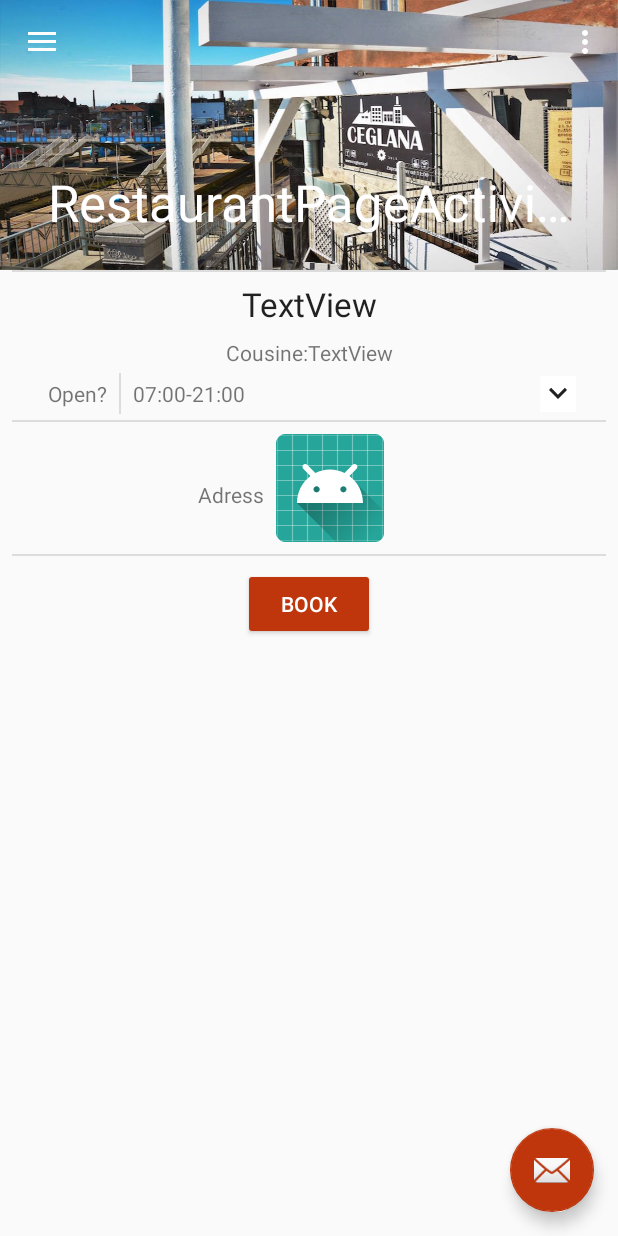
After one commit to KMielnik/ZaklepToCustomerClient, an Android app: the RestaurantPageActivity screen opened directly, with no data from a screen before it, on a phone screen of 412 x 824 dp. The commit adds this screen. Run offline under Robolectric (Android 15) with nearby library versions, the phone set to English and light mode, and no system bars; libraries missing offline, so code that uses them is left out: com.github.kittinunf.fuel, com.github.kittinunf.result; 1 statement that could not run was skipped.

Commit message:
+RestaurantPage

```diff
--- a/app/build.gradle
+++ b/app/build.gradle
@@ -36,4 +36,5 @@ dependencies {
     implementation 'com.github.kittinunf.fuel:fuel-android:1.13.0'
     implementation 'com.github.kittinunf.fuel:fuel-gson:1.13.0' //for Gson support
     implementation 'com.github.bumptech.glide:glide:4.7.1'
+    implementation 'com.google.android.gms:play-services-maps:15.0.1'
 }
--- a/app/src/main/java/to/zaklep/zakleptocustomerclient/Adapters/RestaurantsAdapter.kt
+++ b/app/src/main/java/to/zaklep/zakleptocustomerclient/Adapters/RestaurantsAdapter.kt
@@ -22,7 +22,13 @@ import to.zaklep.zakleptocustomerclient.RestaurantPageActivity
 class RestaurantsAdapter(var mContext: Context, var restaurantList: List<Restaurant>) : RecyclerView.Adapter<RestaurantsAdapter.MyViewHolder>() {
     override fun onCreateViewHolder(parent: ViewGroup, viewType: Int): MyViewHolder {
         var itemView: View = LayoutInflater.from(parent.context).inflate(R.layout.restaurant_card, parent, false)
-        return MyViewHolder(itemView)
+        var holder = MyViewHolder(itemView)
+        holder.itemView.setOnClickListener {
+            val intent = Intent(itemView.context, RestaurantPageActivity::class.java)
+            intent.putExtra("ID", restaurantList[holder.adapterPosition].id)
+            itemView.context.startActivity(intent)
+        }
+        return holder
     }
 
     override fun getItemCount(): Int {
@@ -41,13 +47,6 @@ class RestaurantsAdapter(var mContext: Context, var restaurantList: List<Restaur
 
 
     class MyViewHolder(itemView: View) : RecyclerView.ViewHolder(itemView) {
-        init {
-            itemView.setOnClickListener {
-                val intent = Intent(itemView.context, RestaurantPageActivity::class.java)
-                startActivity(itemView.context, intent, null)
-            }
-        }
-
         var restaurantName: TextView = itemView.findViewById(R.id.restaurant_name)
         var restaurantCuisine: TextView = itemView.findViewById(R.id.restaurant_cousine)
         var restaurantPhoto: ImageView = itemView.findViewById(R.id.restaurant_photo)
--- /dev/null
+++ b/app/src/main/java/to/zaklep/zakleptocustomerclient/RestaurantPageActivity.kt
@@ -0,0 +1,120 @@
+package to.zaklep.zakleptocustomerclient
+
+import android.content.Intent
+import android.os.Bundle
+import android.os.SystemClock
+import android.provider.Contacts
+import android.support.design.widget.Snackbar
+import android.support.design.widget.NavigationView
+import android.support.v4.view.GravityCompat
+import android.support.v7.app.ActionBarDrawerToggle
+import android.support.v7.app.AppCompatActivity
+import android.view.Menu
+import android.view.MenuItem
+import android.view.View
+import android.widget.Toast
+import com.github.kittinunf.fuel.gson.responseObject
+import com.github.kittinunf.fuel.httpGet
+import com.github.kittinunf.result.failure
+import kotlinx.android.synthetic.main.activity_restaurant_page.*
+import kotlinx.android.synthetic.main.app_bar_restaurant_page.*
+import kotlinx.android.synthetic.main.content_restaurant_page.*
+import kotlinx.android.synthetic.main.restaurant_card.*
+import to.zaklep.zakleptocustomerclient.Models.Restaurant
+import kotlin.concurrent.thread
+
+class RestaurantPageActivity : AppCompatActivity(), NavigationView.OnNavigationItemSelectedListener {
+
+
+    override fun onCreate(savedInstanceState: Bundle?) {
+        super.onCreate(savedInstanceState)
+        setContentView(R.layout.activity_restaurant_page)
+        setSupportActionBar(toolbar)
+
+
+
+        fab.setOnClickListener { view ->
+            Snackbar.make(view, "Replace with your own action", Snackbar.LENGTH_LONG)
+                    .setAction("Action", null).show()
+        }
+
+        val toggle = ActionBarDrawerToggle(
+                this, drawer_layout, toolbar, R.string.navigation_drawer_open, R.string.navigation_drawer_close)
+        drawer_layout.addDrawerListener(toggle)
+        toggle.syncState()
+
+        nav_view.setNavigationItemSelectedListener(this)
+
+        var restaurant: Restaurant
+        //Downloading restaurant
+        "restaurants/${intent.getStringExtra("ID")}".httpGet()
+                .responseObject<Restaurant>() { request, response, result ->
+                    setPage(result.get())
+                }
+
+
+        expand_button.setOnClickListener {
+            expand_button.visibility = View.GONE
+            hide_button.visibility = View.VISIBLE
+            restaurant_open_hours.setLines(7)
+        }
+
+        hide_button.setOnClickListener {
+            hide_button.visibility = View.GONE
+            expand_button.visibility = View.VISIBLE
+            restaurant_open_hours.setLines(1)
+        }
+    }
+
+    fun setPage(restaurant: Restaurant) {
+        toolbar_layout.title = restaurant.name
+        restaurant_description.text = restaurant.description
+        restaurant_cousine_page.text = restaurant.cuisine
+    }
+
+    override fun onBackPressed() {
+        if (drawer_layout.isDrawerOpen(GravityCompat.START)) {
+            drawer_layout.closeDrawer(GravityCompat.START)
+        } else {
+            super.onBackPressed()
+        }
+    }
+
+    override fun onCreateOptionsMenu(menu: Menu): Boolean {
+        // Inflate the menu; this adds items to the action bar if it is present.
+        menuInflater.inflate(R.menu.restaurant_page, menu)
+        return true
+    }
+
+    override fun onOptionsItemSelected(item: MenuItem): Boolean {
+        // Handle action bar item clicks here. The action bar will
+        // automatically handle clicks on the Home/Up button, so long
+        // as you specify a parent activity in AndroidManifest.xml.
+        when (item.itemId) {
+            R.id.action_settings -> return true
+            else -> return super.onOptionsItemSelected(item)
+        }
+    }
+
+    override fun onNavigationItemSelected(item: MenuItem): Boolean {
+        // Handle navigation view item clicks here.
+        when (item.itemId) {
+            R.id.nav_account -> {
+
+            }
+            R.id.nav_find_free_table -> {
+
+            }
+            R.id.nav_browse_restaurants -> {
+                val intent = Intent(this, BrowseActivity::class.java)
+                startActivity(intent)
+            }
+            R.id.nav_reservations -> {
+
+            }
+        }
+
+        drawer_layout.closeDrawer(GravityCompat.START)
+        return true
+    }
+}
--- /dev/null
+++ b/app/src/main/res/drawable/ic_keyboard_arrow_down_black_24dp.xml
@@ -0,0 +1,10 @@
+<vector android:alpha="0.87"
+    android:height="24dp"
+    android:viewportHeight="24.0"
+    android:viewportWidth="24.0"
+    android:width="24dp"
+    xmlns:android="http://schemas.android.com/apk/res/android">
+    <path
+        android:fillColor="#FF000000"
+        android:pathData="M7.41,7.84L12,12.42l4.59,-4.58L18,9.25l-6,6 -6,-6z" />
+</vector>
--- /dev/null
+++ b/app/src/main/res/drawable/ic_keyboard_arrow_up_black_24dp.xml
@@ -0,0 +1,10 @@
+<vector android:alpha="0.87"
+    android:height="24dp"
+    android:viewportHeight="24.0"
+    android:viewportWidth="24.0"
+    android:width="24dp"
+    xmlns:android="http://schemas.android.com/apk/res/android">
+    <path
+        android:fillColor="#FF000000"
+        android:pathData="M7.41,15.41L12,10.83l4.59,4.58L18,14l-6,-6 -6,6z" />
+</vector>
--- /dev/null
+++ b/app/src/main/res/layout/activity_restaurant_page.xml
@@ -0,0 +1,25 @@
+<?xml version="1.0" encoding="utf-8"?>
+<android.support.v4.widget.DrawerLayout xmlns:android="http://schemas.android.com/apk/res/android"
+    xmlns:app="http://schemas.android.com/apk/res-auto"
+    xmlns:tools="http://schemas.android.com/tools"
+    android:id="@+id/drawer_layout"
+    android:layout_width="match_parent"
+    android:layout_height="match_parent"
+    android:fitsSystemWindows="true"
+    tools:openDrawer="start">
+
+    <include
+        layout="@layout/app_bar_restaurant_page"
+        android:layout_width="match_parent"
+        android:layout_height="match_parent" />
+
+    <android.support.design.widget.NavigationView
+        android:id="@+id/nav_view"
+        android:layout_width="wrap_content"
+        android:layout_height="match_parent"
+        android:layout_gravity="start"
+        android:fitsSystemWindows="true"
+        app:headerLayout="@layout/nav_header_restaurant_page"
+        app:menu="@menu/activity_restaurant_page_drawer" />
+
+</android.support.v4.widget.DrawerLayout>
--- /dev/null
+++ b/app/src/main/res/layout/app_bar_restaurant_page.xml
@@ -0,0 +1,55 @@
+<?xml version="1.0" encoding="utf-8"?>
+<android.support.design.widget.CoordinatorLayout xmlns:android="http://schemas.android.com/apk/res/android"
+    xmlns:app="http://schemas.android.com/apk/res-auto"
+    xmlns:tools="http://schemas.android.com/tools"
+    android:layout_width="match_parent"
+    android:layout_height="match_parent"
+    tools:context=".RestaurantPageActivity">
+
+    <android.support.design.widget.AppBarLayout
+        android:id="@+id/app_bar"
+        android:layout_width="match_parent"
+        android:layout_height="@dimen/app_bar_height"
+        android:fitsSystemWindows="true"
+        android:theme="@style/AppTheme.AppBarOverlay">
+
+        <android.support.design.widget.CollapsingToolbarLayout
+            android:id="@+id/toolbar_layout"
+            android:layout_width="match_parent"
+            android:layout_height="match_parent"
+            android:fitsSystemWindows="true"
+            app:contentScrim="?attr/colorPrimary"
+            app:layout_scrollFlags="scroll|exitUntilCollapsed"
+            app:toolbarId="@+id/toolbar">
+
+            <ImageView
+                android:id="@+id/restaurant_photo"
+                android:layout_width="match_parent"
+                android:layout_height="match_parent"
+                android:background="@drawable/test"
+                android:fitsSystemWindows="true"
+                android:scaleType="centerCrop"
+                app:layout_collapseMode="parallax" />
+
+            <android.support.v7.widget.Toolbar
+                android:id="@+id/toolbar"
+                android:layout_width="match_parent"
+                android:layout_height="?attr/actionBarSize"
+                android:elevation="4dp"
+                app:layout_collapseMode="pin"
+                app:popupTheme="@style/AppTheme.PopupOverlay" />
+
+        </android.support.design.widget.CollapsingToolbarLayout>
+    </android.support.design.widget.AppBarLayout>
+
+    <include layout="@layout/content_restaurant_page" />
+
+    <android.support.design.widget.FloatingActionButton
+        android:id="@+id/fab"
+        android:layout_width="wrap_content"
+        android:layout_height="wrap_content"
+        android:layout_gravity="bottom|end"
+        android:layout_margin="@dimen/fab_margin"
+        app:srcCompat="@android:drawable/ic_dialog_email" />
+
+</android.support.design.widget.CoordinatorLayout>
--- /dev/null
+++ b/app/src/main/res/layout/content_restaurant_page.xml
@@ -0,0 +1,183 @@
+<?xml version="1.0" encoding="utf-8"?>
+<android.support.constraint.ConstraintLayout xmlns:android="http://schemas.android.com/apk/res/android"
+    xmlns:app="http://schemas.android.com/apk/res-auto"
+    xmlns:tools="http://schemas.android.com/tools"
+    android:layout_width="match_parent"
+    android:layout_height="match_parent"
+    app:layout_behavior="@string/appbar_scrolling_view_behavior"
+    tools:context=".RestaurantPageActivity"
+    tools:showIn="@layout/app_bar_restaurant_page">
+
+    <TextView
+        android:id="@+id/restaurant_description"
+        android:layout_width="wrap_content"
+        android:layout_height="wrap_content"
+        android:layout_marginEnd="32dp"
+        android:layout_marginStart="32dp"
+        android:layout_marginTop="8dp"
+        android:text="TextView"
+        android:textAlignment="center"
+        android:textAppearance="@style/TextAppearance.AppCompat.Large"
+        app:layout_constraintEnd_toEndOf="parent"
+        app:layout_constraintStart_toStartOf="parent"
+        app:layout_constraintTop_toTopOf="parent" />
+
+    <Button
+        android:id="@+id/button"
+        style="@style/Widget.AppCompat.Button.Colored"
+        android:layout_width="wrap_content"
+        android:layout_height="wrap_content"
+        android:layout_marginEnd="8dp"
+        android:layout_marginStart="8dp"
+        android:layout_marginTop="8dp"
+        android:text="@string/book"
+        app:layout_constraintEnd_toEndOf="parent"
+        app:layout_constraintStart_toStartOf="parent"
+        app:layout_constraintTop_toBottomOf="@+id/divider4" />
+
+    <View
+        android:id="@+id/divider"
+        android:layout_width="0dp"
+        android:layout_height="1dp"
+        android:layout_marginEnd="8dp"
+        android:layout_marginStart="8dp"
+        android:layout_marginTop="4dp"
+        android:background="?android:attr/listDivider"
+        app:layout_constraintEnd_toEndOf="parent"
+        app:layout_constraintHorizontal_bias="0.0"
+        app:layout_constraintStart_toStartOf="parent"
+        app:layout_constraintTop_toBottomOf="@+id/restaurant_cousine" />
+
+    <TextView
+        android:id="@+id/textView5"
+        android:layout_width="wrap_content"
+        android:layout_height="wrap_content"
+        android:layout_marginTop="8dp"
+        android:text="@string/cousine"
+        app:layout_constraintEnd_toStartOf="@+id/restaurant_cousine_page"
+        app:layout_constraintHorizontal_bias="0.5"
+        app:layout_constraintHorizontal_chainStyle="packed"
+        app:layout_constraintStart_toStartOf="parent"
+        app:layout_constraintTop_toBottomOf="@+id/restaurant_description" />
+
+    <TextView
+        android:id="@+id/restaurant_cousine_page"
+        android:layout_width="wrap_content"
+        android:layout_height="wrap_content"
+        android:layout_marginTop="8dp"
+        android:text="TextView"
+        app:layout_constraintEnd_toEndOf="parent"
+        app:layout_constraintHorizontal_bias="0.5"
+        app:layout_constraintStart_toEndOf="@+id/textView5"
+        app:layout_constraintTop_toBottomOf="@+id/restaurant_description" />
+
+    <TextView
+        android:id="@+id/textView7"
+        android:layout_width="wrap_content"
+        android:layout_height="wrap_content"
+        android:layout_marginStart="32dp"
+        android:layout_marginTop="8dp"
+        android:text="Open?"
+        app:layout_constraintStart_toStartOf="parent"
+        app:layout_constraintTop_toBottomOf="@+id/textView5" />
+
+    <View
+        android:id="@+id/divider2"
+        android:layout_width="1dp"
+        android:layout_height="0dp"
+        android:layout_marginBottom="4dp"
+        android:layout_marginStart="8dp"
+        android:layout_marginTop="4dp"
+        android:background="?android:attr/listDivider"
+        app:layout_constraintBottom_toTopOf="@+id/divider3"
+        app:layout_constraintStart_toEndOf="@+id/textView7"
+        app:layout_constraintTop_toBottomOf="@+id/textView5" />
+
+    <TextView
+        android:id="@+id/restaurant_open_hours"
+        android:layout_width="wrap_content"
+        android:layout_height="wrap_content"
+        android:layout_marginStart="8dp"
+        android:layout_marginTop="8dp"
+        android:lines="1"
+        android:text="07:00-21:00\n07:00-21:00\n07:00-21:00\n07:00-21:00\n07:30-21:00\n07:00-20:30\n09:00-20:00"
+        app:layout_constraintStart_toEndOf="@+id/divider2"
+        app:layout_constraintTop_toBottomOf="@+id/textView5" />
+
+    <ImageButton
+        android:id="@+id/expand_button"
+        style="@android:style/Widget.Material.Light.ImageButton"
+        android:layout_width="wrap_content"
+        android:layout_height="wrap_content"
+        android:layout_marginEnd="28dp"
+        android:background="@android:color/white"
+        app:layout_constraintBottom_toTopOf="@+id/divider3"
+        app:layout_constraintEnd_toEndOf="parent"
+        app:layout_constraintTop_toBottomOf="@+id/restaurant_cousine_page"
+        app:srcCompat="@drawable/ic_keyboard_arrow_down_black_24dp" />
+
+    <ImageButton
+        android:id="@+id/hide_button"
+        android:layout_width="wrap_content"
+        android:layout_height="wrap_content"
+        android:layout_marginEnd="32dp"
+        android:layout_marginTop="8dp"
+        android:background="@android:color/white"
+        android:visibility="gone"
+        app:layout_constraintEnd_toEndOf="parent"
+        app:layout_constraintTop_toBottomOf="@+id/restaurant_cousine_page"
+        app:srcCompat="@drawable/ic_keyboard_arrow_up_black_24dp" />
+
+    <View
+        android:id="@+id/divider3"
+        android:layout_width="0dp"
+        android:layout_height="1dp"
+        android:layout_marginEnd="8dp"
+        android:layout_marginStart="8dp"
+        android:layout_marginTop="8dp"
+        android:background="?android:attr/listDivider"
+        app:layout_constraintEnd_toEndOf="parent"
+        app:layout_constraintStart_toStartOf="parent"
+        app:layout_constraintTop_toBottomOf="@+id/restaurant_open_hours" />
+
+    <TextView
+        android:id="@+id/textView9"
+        android:layout_width="wrap_content"
+        android:layout_height="wrap_content"
+        android:layout_marginBottom="8dp"
+        android:layout_marginEnd="8dp"
+        android:layout_marginStart="8dp"
+        android:layout_marginTop="16dp"
+        android:text="Adress"
+        app:layout_constraintBottom_toTopOf="@+id/divider4"
+        app:layout_constraintEnd_toStartOf="@+id/imageView2"
+        app:layout_constraintHorizontal_bias="0.5"
+        app:layout_constraintHorizontal_chainStyle="packed"
+        app:layout_constraintStart_toStartOf="parent"
+        app:layout_constraintTop_toBottomOf="@+id/divider3" />
+
+    <ImageView
+        android:id="@+id/imageView2"
+        android:layout_width="wrap_content"
+        android:layout_height="wrap_content"
+        android:layout_marginEnd="32dp"
+        android:layout_marginTop="8dp"
+        app:layout_constraintEnd_toEndOf="parent"
+        app:layout_constraintHorizontal_bias="0.5"
+        app:layout_constraintStart_toEndOf="@+id/textView9"
+        app:layout_constraintTop_toBottomOf="@+id/divider3"
+        app:srcCompat="@mipmap/ic_launcher_round" />
+
+    <View
+        android:id="@+id/divider4"
+        android:layout_width="0dp"
+        android:layout_height="1dp"
+        android:layout_marginEnd="8dp"
+        android:layout_marginStart="8dp"
+        android:layout_marginTop="8dp"
+        android:background="?android:attr/listDivider"
+        app:layout_constraintEnd_toEndOf="parent"
+        app:layout_constraintStart_toStartOf="parent"
+        app:layout_constraintTop_toBottomOf="@+id/imageView2" />
+
+</android.support.constraint.ConstraintLayout>
--- /dev/null
+++ b/app/src/main/res/layout/nav_header_restaurant_page.xml
@@ -0,0 +1,36 @@
+<?xml version="1.0" encoding="utf-8"?>
+<LinearLayout xmlns:android="http://schemas.android.com/apk/res/android"
+    xmlns:app="http://schemas.android.com/apk/res-auto"
+    android:layout_width="match_parent"
+    android:layout_height="@dimen/nav_header_height"
+    android:background="@drawable/side_nav_bar"
+    android:gravity="bottom"
+    android:orientation="vertical"
+    android:paddingBottom="@dimen/activity_vertical_margin"
+    android:paddingLeft="@dimen/activity_horizontal_margin"
+    android:paddingRight="@dimen/activity_horizontal_margin"
+    android:paddingTop="@dimen/activity_vertical_margin"
+    android:theme="@style/ThemeOverlay.AppCompat.Dark">
+
+    <ImageView
+        android:id="@+id/imageView"
+        android:layout_width="wrap_content"
+        android:layout_height="wrap_content"
+        android:contentDescription="@string/nav_header_desc"
+        android:paddingTop="@dimen/nav_header_vertical_spacing"
+        app:srcCompat="@mipmap/ic_launcher_round" />
+
+    <TextView
+        android:layout_width="match_parent"
+        android:layout_height="wrap_content"
+        android:paddingTop="@dimen/nav_header_vertical_spacing"
+        android:text="@string/nav_header_title"
+        android:textAppearance="@style/TextAppearance.AppCompat.Body1" />
+
+    <TextView
+        android:id="@+id/textView"
+        android:layout_width="wrap_content"
+        android:layout_height="wrap_content"
+        android:text="@string/nav_header_subtitle" />
+
+</LinearLayout>
--- /dev/null
+++ b/app/src/main/res/menu/activity_restaurant_page_drawer.xml
@@ -0,0 +1,25 @@
+<?xml version="1.0" encoding="utf-8"?>
+<menu xmlns:android="http://schemas.android.com/apk/res/android"
+    xmlns:tools="http://schemas.android.com/tools"
+    tools:showIn="navigation_view">
+
+    <group android:checkableBehavior="all">
+        <item
+            android:id="@+id/nav_account"
+            android:icon="@drawable/nav_account"
+            android:title="@string/account" />
+        <item
+            android:id="@+id/nav_find_free_table"
+            android:icon="@drawable/nav_find_table"
+            android:title="@string/find_free_table" />
+        <item
+            android:id="@+id/nav_browse_restaurants"
+            android:icon="@drawable/nav_browse_restaurants"
+            android:title="@string/browse_restaurants" />
+        <item
+            android:id="@+id/nav_reservations"
+            android:icon="@drawable/nav_reservations"
+            android:title="@string/your_reservations" />
+    </group>
+
+</menu>
--- /dev/null
+++ b/app/src/main/res/menu/restaurant_page.xml
@@ -0,0 +1,9 @@
+<?xml version="1.0" encoding="utf-8"?>
+<menu xmlns:android="http://schemas.android.com/apk/res/android"
+    xmlns:app="http://schemas.android.com/apk/res-auto">
+    <item
+        android:id="@+id/action_settings"
+        android:orderInCategory="100"
+        android:title="@string/action_settings"
+        app:showAsAction="never" />
+</menu>
--- a/app/src/main/res/values/strings.xml
+++ b/app/src/main/res/values/strings.xml
@@ -130,4 +130,5 @@
     <string name="your_reservations">Your reservations</string>
     <string name="description">Description</string>
     <string name="title_activity_restaurant_page">RestaurantPageActivity</string>
+    <string name="book">Book</string>
 </resources>
```
Also changed, not shown: app/src/main/res/drawable/test.jpg (added), 1 other file.
